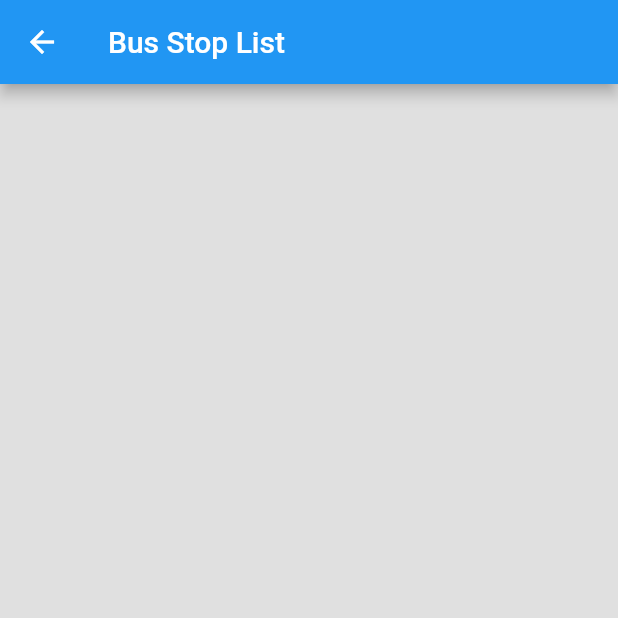
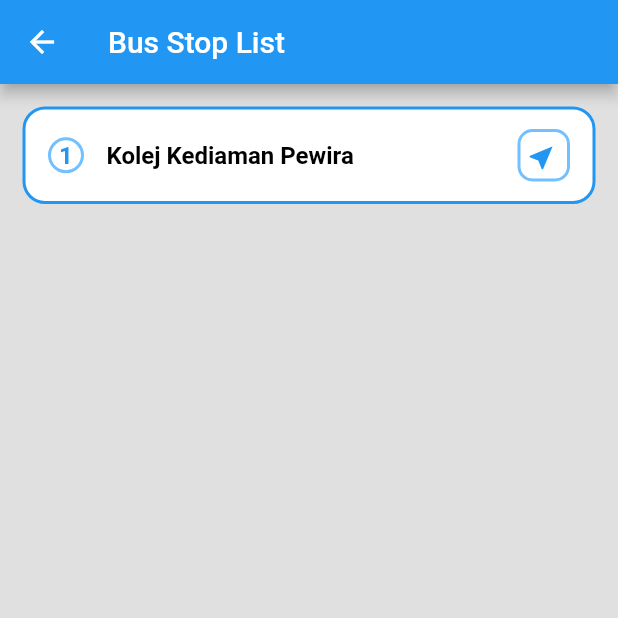
Before and after one commit to izznazrin/Bustop, a Flutter app: the screen it shows once a user with an empty profile is signed in, after a tap on "View All", on a phone screen of 412 x 824 dp, the top half of it. Run offline on Flutter 3.47's test engine with Material 2 defaults, Android fonts, the light colour scheme and no system bars; our stand-ins replace cloud_firestore, firebase_auth, firebase_core, geolocator, google_maps_flutter; missing offline and left inert: flutter_polyline_points; accounts and stored records are empty.

Commit message:
3/6/2023

```diff
--- a/lib/busstoplist.dart
+++ b/lib/busstoplist.dart
@@ -1,7 +1,16 @@
 import 'package:flutter/material.dart';
+import 'package:url_launcher/url_launcher.dart';
 
 class BusStopList extends StatelessWidget {
-  const BusStopList({super.key});
+  const BusStopList({Key? key}) : super(key: key);
+
+  Future<void> _launchGoogleMaps() async {
+    final Uri _url =
+        Uri.parse('https://maps.google.com/?q=1.861775,103.099222');
+    if (!await launchUrl(_url)) {
+      throw Exception('Could not launch $_url');
+    }
+  }
 
   @override
   Widget build(BuildContext context) {
@@ -10,6 +19,91 @@ class BusStopList extends StatelessWidget {
         title: Text('Bus Stop List'),
       ),
       backgroundColor: Colors.grey[300],
+      body: SingleChildScrollView(
+        child: Row(
+          children: [
+            Expanded(
+              child: Container(
+                height: 65,
+                margin: EdgeInsets.all(15),
+                decoration: BoxDecoration(
+                  color: Colors.white,
+                  border: Border.all(
+                    color: Colors.blue,
+                    width: 2,
+                  ),
+                  borderRadius: BorderRadius.circular(15),
+                ),
+                child: Row(
+                  children: [
+                    Container(
+                      width: 24,
+                      height: 24,
+                      margin: EdgeInsets.only(left: 15),
+                      decoration: BoxDecoration(
+                        shape: BoxShape.circle,
+                        border: Border.all(
+                          color: Color.fromARGB(255, 114, 192, 255),
+                          width: 2,
+                        ),
+                      ),
+                      child: Center(
+                        child: Text(
+                          '1',
+                          style: TextStyle(
+                            fontSize: 16,
+                            fontWeight: FontWeight.bold,
+                            color: Colors.blue,
+                          ),
+                        ),
+                      ),
+                    ),
+                    SizedBox(width: 15),
+                    Expanded(
+                      child: Text(
+                        'Kolej Kediaman Pewira',
+                        style: TextStyle(
+                          fontSize: 16,
+                          fontWeight: FontWeight.bold,
+                          color: Colors.black,
+                        ),
+                      ),
+                    ),
+                    Container(
+                      width: 35,
+                      height: 35,
+                      margin: EdgeInsets.only(left: 20, right: 15),
+                      decoration: BoxDecoration(
+                        color: Colors.white,
+                        borderRadius: BorderRadius.circular(10),
+                        border: Border.all(
+                          color: Color.fromARGB(255, 114, 192, 255),
+                          width: 2,
+                        ),
+                      ),
+                      child: Transform.rotate(
+                        angle: 45 * 3.1415926535 / 180,
+                        child: GestureDetector(
+                          onTap: () {
+                            _launchGoogleMaps();
+                          },
+                          child: Icon(
+                            Icons.navigation,
+                            size: 20,
+                            color: Colors.blue,
+                          ),
+                        ),
+                      ),
+                    )
+                  ],
+                ),
+              ),
+            ),
+
+            // Add other widgets here
+          ],
+        ),
+      ),
     );
   }
 }
--- a/lib/journey.dart
+++ b/lib/journey.dart
@@ -6,7 +6,9 @@ class JourneyModule extends StatelessWidget {
   Widget build(BuildContext context) {
     return Scaffold(
       backgroundColor: Colors.grey[300],
-      body: Column(
+      body: SingleChildScrollView(
+        physics: AlwaysScrollableScrollPhysics(),
+        child: Column(
           children: [
             Material(
               elevation: 4,
@@ -42,8 +44,7 @@ class JourneyModule extends StatelessWidget {
                 ),
               ),
             ),
-          SingleChildScrollView(
-            child: Column(
+            Column(
               children: [
                 Row(
                   children: [
@@ -190,8 +191,8 @@ class JourneyModule extends StatelessWidget {
                 ),
               ],
             ),
-          )
           ],
+        ),
       ),
     );
   }
--- a/pubspec.yaml
+++ b/pubspec.yaml
@@ -39,11 +39,10 @@ dependencies:
   firebase_auth: ^4.6.1
   google_maps_flutter: ^2.2.8
   flutter_polyline_points: ^1.0.0
-  location: ^4.4.0
   firebase_core: ^2.13.0
   cloud_firestore: ^4.7.1
   geolocator: ^9.0.2
-  permission_handler: ^10.2.0
+  url_launcher: ^6.1.11
 
 dev_dependencies:
   flutter_test:
```
Also changed, not shown: pubspec.lock, 6 other files. Lines whose indentation alone changed are shown as unchanged.
